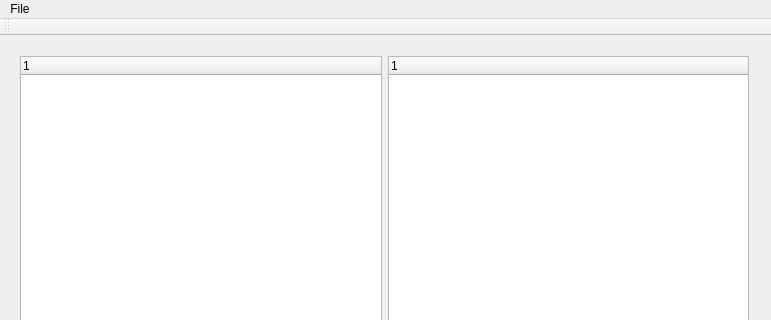
This is mainwindow.ui in fizzl/FileRenamer as Qt 5 draws it before an edit; both pictures show x 0 to 771 and y 0 to 320 of the 771 by 472 pixel window. The edited form follows.
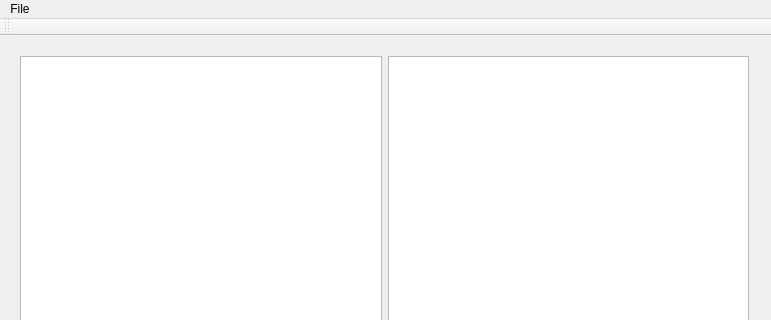
This is the edited form.

Patch:
```diff
--- a/mainwindow.ui
+++ b/mainwindow.ui
@@ -27,26 +27,14 @@
      <item>
       <layout class="QVBoxLayout" name="verticalLayout_2">
        <item>
-        <widget class="QTreeWidget" name="treeWidget">
-         <column>
-          <property name="text">
-           <string notr="true">1</string>
-          </property>
-         </column>
-        </widget>
+        <widget class="QTreeView" name="searchTree"/>
        </item>
       </layout>
      </item>
      <item>
       <layout class="QVBoxLayout" name="verticalLayout">
        <item>
-        <widget class="QTreeWidget" name="treeWidget_2">
-         <column>
-          <property name="text">
-           <string notr="true">1</string>
-          </property>
-         </column>
-        </widget>
+        <widget class="QTreeView" name="resultTree"/>
        </item>
       </layout>
      </item>
```
